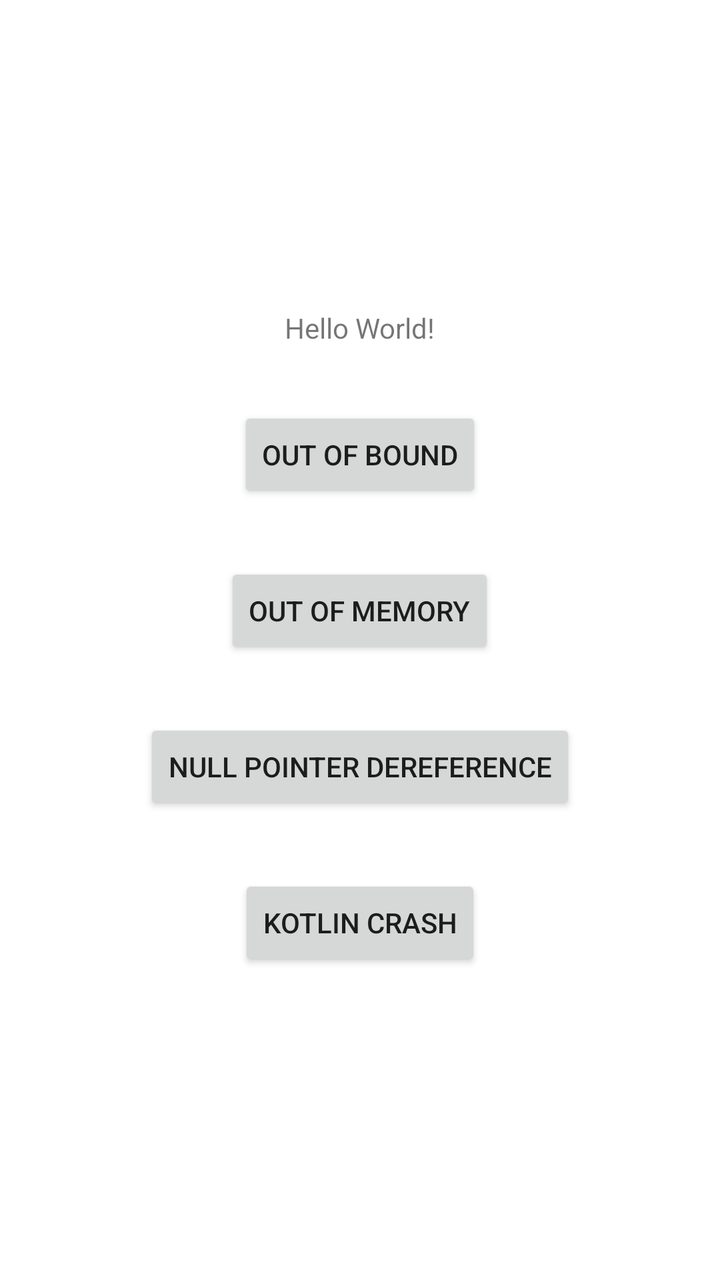
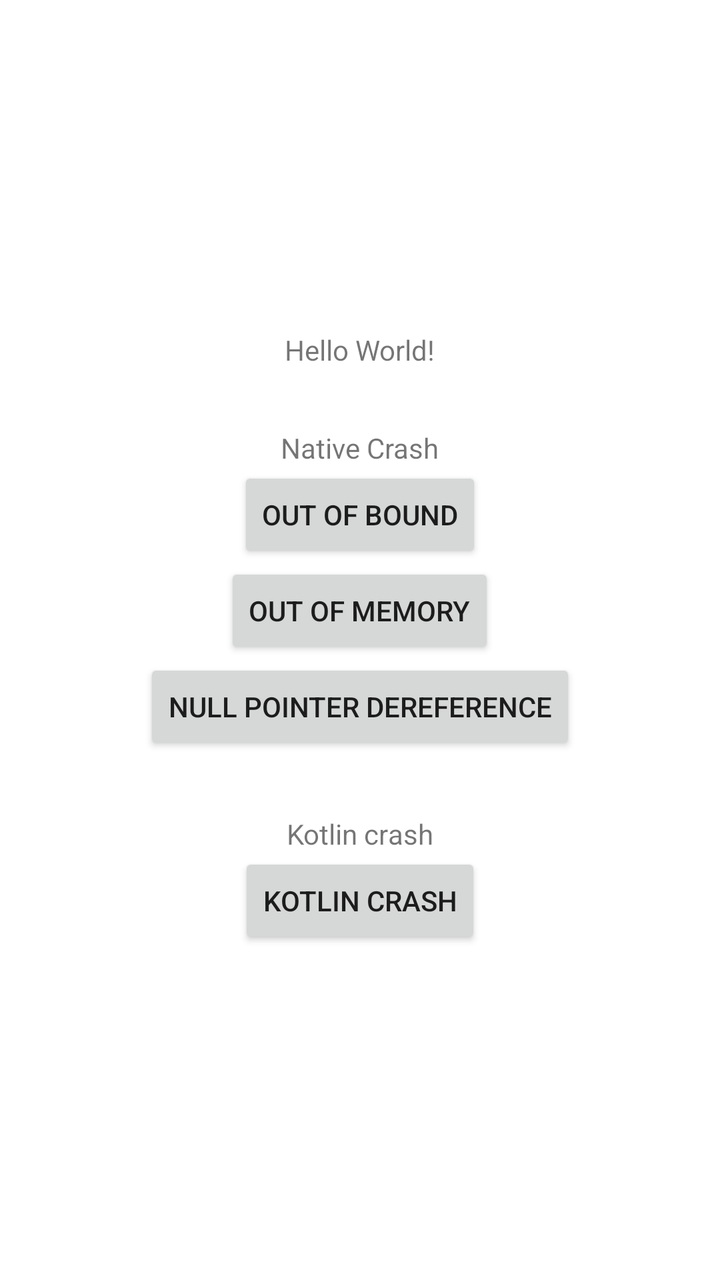

Two renders of the same Android screen: before a commit and after it. Below are the layout's source before the change and the commit's diff.
<!-- AndroidManifest.xml: application theme Theme.AndroidAppCrash -->
<!-- res/layout/activity_main.xml -->
<?xml version="1.0" encoding="utf-8"?>
<RelativeLayout xmlns:android="http://schemas.android.com/apk/res/android"
    xmlns:tools="http://schemas.android.com/tools"
    android:layout_width="match_parent"
    android:layout_height="match_parent"
    tools:context=".MainActivity">

    <LinearLayout
        android:layout_width="match_parent"
        android:layout_height="wrap_content"
        android:gravity="center"
        android:layout_centerInParent="true"
        android:orientation="vertical">

        <TextView
            android:id="@+id/sample_text"
            android:layout_width="wrap_content"
            android:layout_height="wrap_content"
            android:text="Hello World!"/>

        <Button
            android:id="@+id/out_of_bound"
            android:layout_width="wrap_content"
            android:layout_height="wrap_content"
            android:layout_marginTop="30dp"
            android:text="@string/out_of_bound"/>


        <Button
            android:id="@+id/out_of_memory"
            android:layout_width="wrap_content"
            android:layout_height="wrap_content"
            android:layout_marginTop="30dp"
            android:text="@string/out_of_memory"/>

        <Button
            android:id="@+id/nullptr"
            android:layout_width="wrap_content"
            android:layout_height="wrap_content"
            android:layout_marginTop="30dp"
            android:text="@string/null_ptr_crash"/>

        <Button
            android:id="@+id/kotlin_crash"
            android:layout_width="wrap_content"
            android:layout_height="wrap_content"
            android:layout_marginTop="30dp"
            android:text="@string/kotlin_crash"/>

    </LinearLayout>

</RelativeLayout>
<!-- resources referenced by this layout -->
<resources>
  <string name="kotlin_crash">Kotlin crash</string>
  <string name="null_ptr_crash">Null pointer dereference</string>
  <string name="out_of_bound">Out of bound</string>
  <string name="out_of_memory">Out of memory</string>
  <style name="Theme.AndroidAppCrash" parent="Theme.MaterialComponents.DayNight.DarkActionBar">
          
          <item name="colorPrimary">@color/purple_500</item>
          <item name="colorPrimaryVariant">@color/purple_700</item>
          <item name="colorOnPrimary">@color/white</item>
          
          <item name="colorSecondary">@color/teal_200</item>
          <item name="colorSecondaryVariant">@color/teal_700</item>
          <item name="colorOnSecondary">@color/black</item>
          
          <item name="android:statusBarColor">?attr/colorPrimaryVariant</item>
          
      </style>
  <color name="purple_500">#FF6200EE</color>
  <color name="purple_700">#FF3700B3</color>
  <color name="white">#FFFFFFFF</color>
  <color name="teal_200">#FF03DAC5</color>
  <color name="teal_700">#FF018786</color>
  <color name="black">#FF000000</color>
</resources>

<!-- the commit's change to res/layout/activity_main.xml (unified diff, before → after) -->
@@ -18,33 +18,40 @@
             android:layout_height="wrap_content"
             android:text="Hello World!"/>
 
+        <TextView
+            android:layout_width="wrap_content"
+            android:layout_height="wrap_content"
+            android:layout_marginTop="30dp"
+            android:text="@string/native_crash"/>
+
         <Button
             android:id="@+id/out_of_bound"
             android:layout_width="wrap_content"
             android:layout_height="wrap_content"
-            android:layout_marginTop="30dp"
             android:text="@string/out_of_bound"/>
-
 
         <Button
             android:id="@+id/out_of_memory"
             android:layout_width="wrap_content"
             android:layout_height="wrap_content"
-            android:layout_marginTop="30dp"
             android:text="@string/out_of_memory"/>
 
         <Button
             android:id="@+id/nullptr"
             android:layout_width="wrap_content"
             android:layout_height="wrap_content"
+            android:text="@string/null_ptr_crash"/>
+
+        <TextView
+            android:layout_width="wrap_content"
+            android:layout_height="wrap_content"
             android:layout_marginTop="30dp"
-            android:text="@string/null_ptr_crash"/>
+            android:text="@string/kotlin_crash"/>
 
         <Button
             android:id="@+id/kotlin_crash"
             android:layout_width="wrap_content"
             android:layout_height="wrap_content"
-            android:layout_marginTop="30dp"
             android:text="@string/kotlin_crash"/>
 
     </LinearLayout>
<!-- resource entries referenced after the edit -->
@@ -1,6 +1,7 @@
 <!-- resources referenced by this layout -->
 <resources>
   <string name="kotlin_crash">Kotlin crash</string>
+  <string name="native_crash">Native Crash</string>
   <string name="null_ptr_crash">Null pointer dereference</string>
   <string name="out_of_bound">Out of bound</string>
   <string name="out_of_memory">Out of memory</string>
